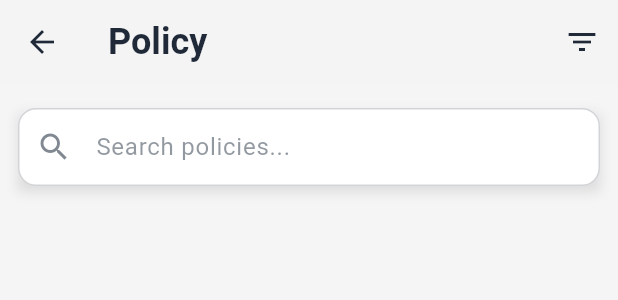
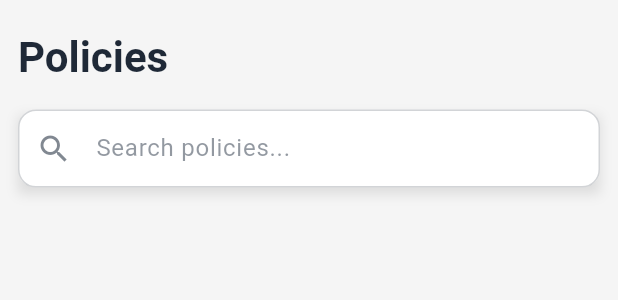
Before and after one commit to TA-rathnayaka/PublicPulse, a Flutter app: the PolicyDashboard widget shown alone on an empty page, opened directly, on a phone screen of 412 x 824 dp. Shown: the top 300 px of the screen. Run offline on Flutter 3.47's test engine with Material 3 defaults, Android fonts, the phone set to English and light mode, and no system bars; our stand-ins replace animate_do, cloud_firestore, firebase_auth, firebase_core, google_fonts, google_sign_in and 1 more; missing offline and left inert: flutter_facebook_auth; accounts and stored records are empty.

Commit message:
fix policy screen

```diff
--- a/client/lib/views/screens/_all.dart
+++ b/client/lib/views/screens/_all.dart
@@ -5,4 +5,5 @@ export 'poll_screen.dart';
 export 'signup.dart';
 export 'user_profile.dart';
 export 'polls_dashboard.dart';
+export 'policy_dashboard.dart';
 export 'splash_screen.dart';
--- a/client/lib/views/screens/main_screen.dart
+++ b/client/lib/views/screens/main_screen.dart
@@ -19,7 +19,7 @@ class MainScreen extends StatelessWidget {
       create: (_) => PollCreationValidationProvider(),
       child: const PollCreationScreen(),
     ),
-    const PolicyDashboard(),
+    PolicyDashboard(),
     const UserProfileScreen(),
   ];
 
--- a/client/lib/views/screens/policy_dashboard.dart
+++ b/client/lib/views/screens/policy_dashboard.dart
@@ -1,6 +1,6 @@
 import 'package:client/providers/policy_provider.dart';
+import 'package:client/providers/screens_providers/policy_screen_provider.dart';
 import 'package:provider/provider.dart';
-import 'dummy_policies.dart';
 import 'package:flutter/material.dart';
 import 'package:client/views/constants/constants.dart';
 import 'package:client/views/components/search_button.dart';
@@ -8,176 +8,71 @@ import 'package:client/views/components/dashboard_list_tile.dart';
 import 'package:animate_do/animate_do.dart';
 import 'package:client/views/screens/policy_screen.dart';
 
-class PolicyDashboard extends StatefulWidget {
-  static String id = '/policy-dashboard';
-
-  const PolicyDashboard({super.key});
-
-  @override
-  _PolicyDashboardState createState() => _PolicyDashboardState();
-}
-
-class _PolicyDashboardState extends State<PolicyDashboard> {
-  final TextEditingController _searchController = TextEditingController();
-  List<dynamic> _filteredPolicies = dummy_policies;
-  String? _selectedSort;
-  List<String> _selectedTags = [];
-
-  // GlobalKey for Scaffold
-  final GlobalKey<ScaffoldState> _scaffoldKey = GlobalKey<ScaffoldState>();
-
-  @override
-  void initState() {
-    super.initState();
-    _filteredPolicies =
-        Provider.of<PoliciesProvider>(context, listen: false).policies;
-  }
-
-  void _filterAndSortPolicies() {
-    final query = _searchController.text.trim().toLowerCase();
-
-    setState(() {
-      // Filter based on search query
-      _filteredPolicies = dummy_policies.where((policy) {
-        final matchesQuery = policy.title.toLowerCase().contains(query) ||
-            policy.description.toLowerCase().contains(query);
-
-        final matchesTags = _selectedTags.isEmpty ||
-            _selectedTags.any((tag) => policy.tags.contains(tag));
-
-        return matchesQuery && matchesTags;
-      }).toList();
-
-      // Sort based on selected sort criteria
-      if (_selectedSort == "Title") {
-        _filteredPolicies.sort((a, b) => a.title.compareTo(b.title));
-      } else if (_selectedSort == "Date") {
-        _filteredPolicies.sort((a, b) => a.date.compareTo(b.date));
-      }
-    });
-  }
+class PolicyDashboard extends StatelessWidget {
+  static String id = '/policy-dashboard'; // Fixed ID name
 
   @override
   Widget build(BuildContext context) {
     final theme = Theme.of(context);
-    return Scaffold(
-      key: _scaffoldKey, // Assigning the GlobalKey
-      appBar: AppBar(
-        title: Text(
-          "Policy",
+
+    return Padding(
+      padding: const EdgeInsets.symmetric(horizontal: kPaddingHorizontal),
+      child: SafeArea(
+        child: SingleChildScrollView(
+          child: Column(
+            crossAxisAlignment: CrossAxisAlignment.start,
+            children: [
+              const SizedBox(height: 20),
+              Text(
+                "Policies", // Changed to "Policies" for consistency
                 style: theme.textTheme.headlineSmall?.copyWith(
+                  fontSize: 28,
                   fontWeight: FontWeight.bold,
                   color: theme.primaryColor,
                 ),
               ),
-        backgroundColor: theme.canvasColor,
-        actions: [
-          IconButton(
-            icon: const Icon(Icons.filter_list),
-            onPressed: () {
-              _scaffoldKey.currentState?.openEndDrawer(); // Opening the drawer
-            },
-          ),
-        ],
-      ),
-      endDrawer: Drawer(
-        child: Padding(
-          padding: const EdgeInsets.all(16.0),
-          child: SafeArea(
-            child: Column(
-              crossAxisAlignment: CrossAxisAlignment.start,
-              children: [
-                Text(
-                  "Filter & Sort",
-                  style: theme.textTheme.headlineSmall
-                      ?.copyWith(fontWeight: FontWeight.bold),
-                ),
-                const SizedBox(height: 16),
-                Text("Sort by:", style: theme.textTheme.bodyLarge),
-                DropdownButton<String>(
-                  value: _selectedSort,
-                  items: ["Title", "Date"]
-                      .map((sort) => DropdownMenuItem<String>(
-                            value: sort,
-                            child: Text(sort),
-                          ))
-                      .toList(),
-                  onChanged: (value) {
-                    setState(() {
-                      _selectedSort = value;
-                    });
-                  },
-                ),
-                const SizedBox(height: 16),
-                Text("Filter by tags:", style: theme.textTheme.bodyLarge),
-                Wrap(
-                  spacing: 8.0,
-                  children: ["Finance", "Health", "Technology"]
-                      .map((tag) => FilterChip(
-                            label: Text(tag),
-                            selected: _selectedTags.contains(tag),
-                            onSelected: (isSelected) {
-                              setState(() {
-                                if (isSelected) {
-                                  _selectedTags.add(tag);
-                                } else {
-                                  _selectedTags.remove(tag);
-                                }
-                              });
-                            },
-                          ))
-                      .toList(),
-                ),
-                const Spacer(),
-                ElevatedButton(
-                  onPressed: () {
-                    Navigator.pop(context); // Close the drawer
-                    _filterAndSortPolicies();
-                  },
-                  child: const Text("Apply"),
-                ),
-              ],
-            ),
-          ),
-        ),
-      ),
-      body: Padding(
-        padding: const EdgeInsets.symmetric(horizontal: kPaddingHorizontal),
-        child: SingleChildScrollView(
-          child: Column(
-            crossAxisAlignment: CrossAxisAlignment.start,
-            children: [
               const SizedBox(height: 16),
               SearchButton(
-                hintText: "Search policies...",
-                onChanged: (value) {
-                  setState(() {
-                    _filterAndSortPolicies();
-                  });
-                },
+                hintText: "Search policies...", // Updated hint text
+                onChanged: (value) {},
               ),
               const SizedBox(height: 20),
-              ListView.builder(
+              Consumer<PoliciesProvider>(
+                builder: (context, policiesProvider, child) {
+                  return ListView.builder(
                     physics: const NeverScrollableScrollPhysics(),
                     shrinkWrap: true,
-                itemCount: _filteredPolicies.length,
+                    itemCount: policiesProvider.policies.length,
                     itemBuilder: (context, index) {
-                  final policy = _filteredPolicies[index];
+                      final policy = policiesProvider.policies[index];
                       return FadeInUp(
                         duration: Duration(milliseconds: 1200 + index * 400),
                         child: DashboardListTile(
-                      title: policy.title,
-                      description: policy.description,
-                      imageUrl: policy.imageUrl ?? 'images/placeholder.png',
+                          title: policy.title ?? "No title",
+                          description: policy.description ?? "No description",
+                          imageUrl:
+                          policy.imageUrl ?? 'images/placeholder.png',
                           onTap: () {
                             Navigator.push(
                               context,
                               MaterialPageRoute(
-                            builder: (context) => PolicyScreen(policy: policy),
+                                builder: (context) => MultiProvider(
+                                  providers: [
+                                    ChangeNotifierProvider(
+                                      create: (_) => PolicyScreenProvider(),
+                                    ),
+                                    ChangeNotifierProvider.value(
+                                      value: policiesProvider,
+                                    ),
+                                  ],
+                                  child: PolicyScreen(policy: policy),
+                                ),
                               ),
                             );
                           },
                         ),
+                      );
+                    },
                   );
                 },
               ),
```
Lines whose indentation alone changed are shown as unchanged.
